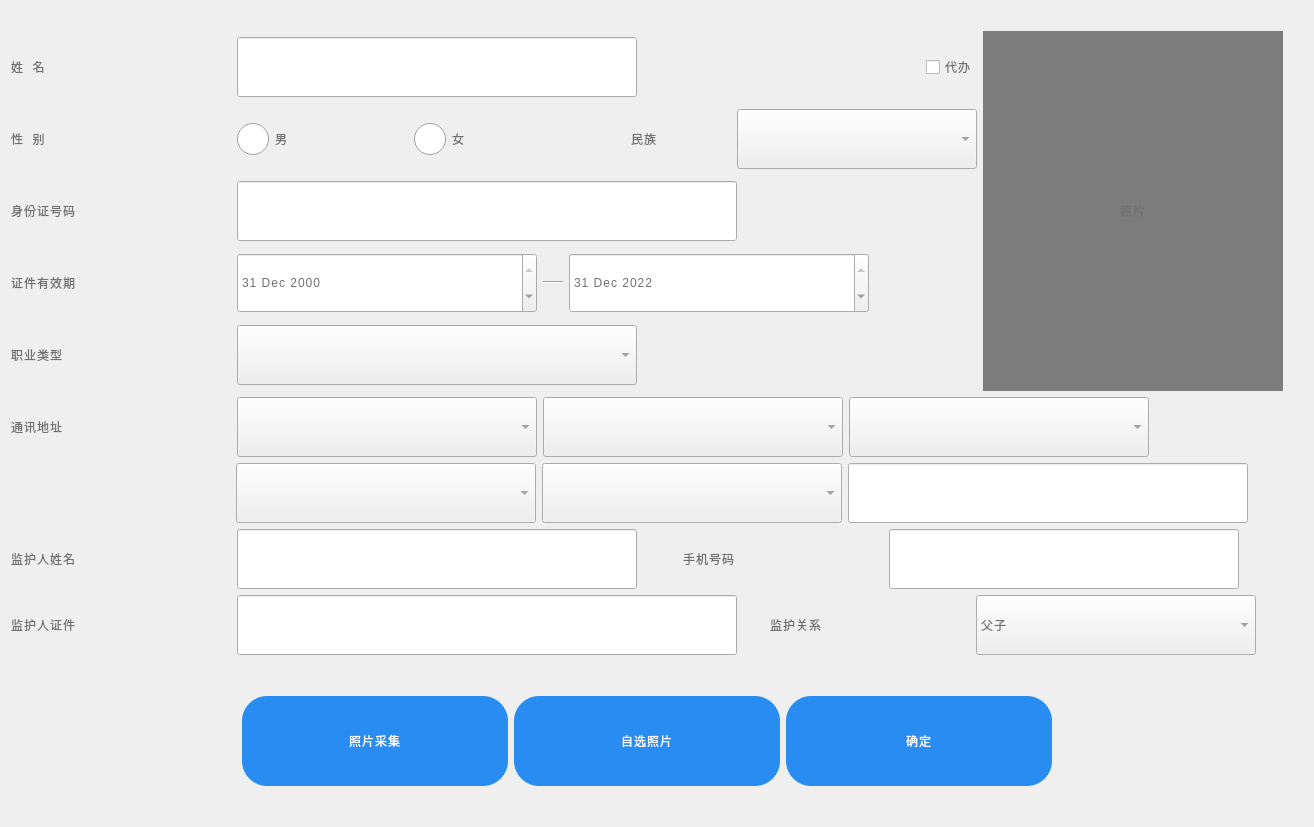
This is SSCard_System/uc_inputidcardinfo.ui in leithergit/SSCard_System as Qt 5 draws it before an edit. The edited form follows.
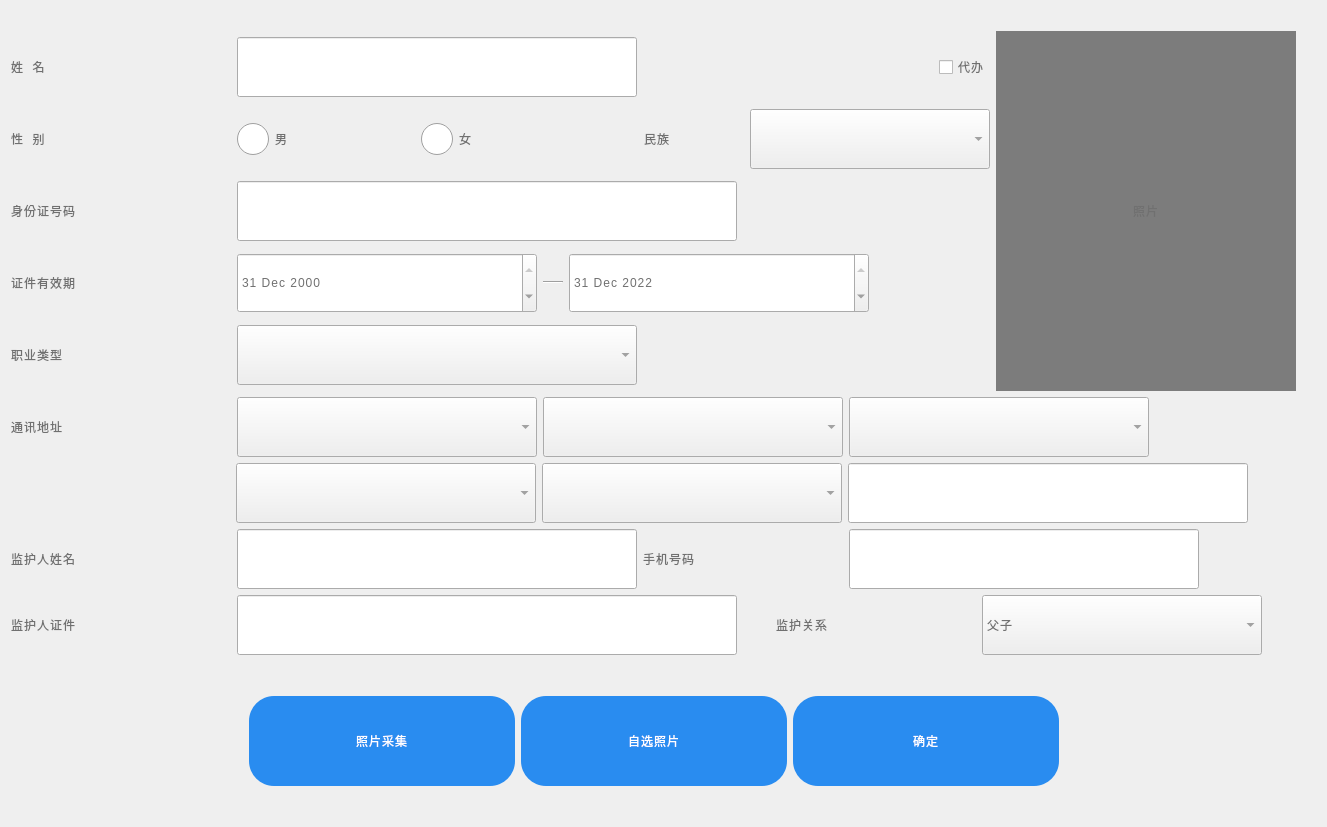
This is the edited form. Icons and pictures are not drawn.

Diff of the .ui file:
```diff
--- a/SSCard_System/uc_inputidcardinfo.ui
+++ b/SSCard_System/uc_inputidcardinfo.ui
@@ -6,7 +6,7 @@
    <rect>
     <x>0</x>
     <y>0</y>
-    <width>1314</width>
+    <width>1327</width>
     <height>827</height>
    </rect>
   </property>
@@ -776,22 +776,6 @@
              </property>
             </widget>
            </item>
-           <item>
-            <spacer name="horizontalSpacer_13">
-             <property name="orientation">
-              <enum>Qt::Horizontal</enum>
-             </property>
-             <property name="sizeType">
-              <enum>QSizePolicy::Fixed</enum>
-             </property>
-             <property name="sizeHint" stdset="0">
-              <size>
-               <width>40</width>
-               <height>20</height>
-              </size>
-             </property>
-            </spacer>
-           </item>
            <item>
             <widget class="QLabel" name="label_GuardianMobile">
              <property name="minimumSize">
@@ -824,7 +808,7 @@
              </property>
              <property name="maximumSize">
               <size>
-               <width>400</width>
+               <width>500</width>
                <height>60</height>
               </size>
              </property>
```
Left out of the diff: 2 changed lines with no effect on the pictures.
